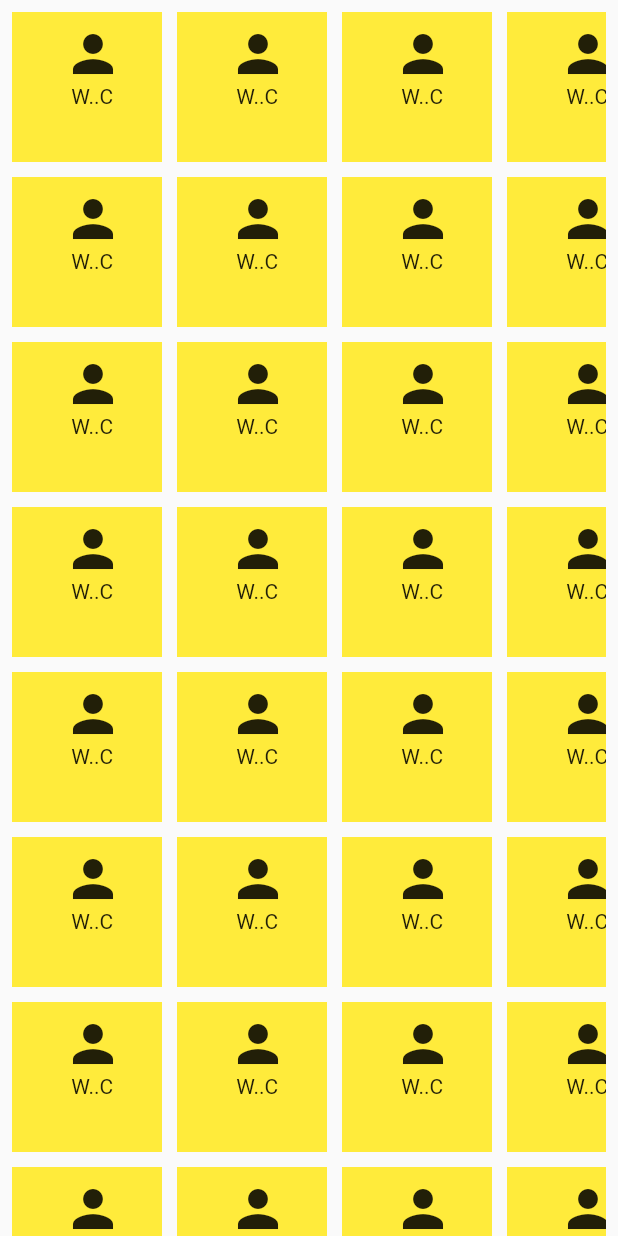
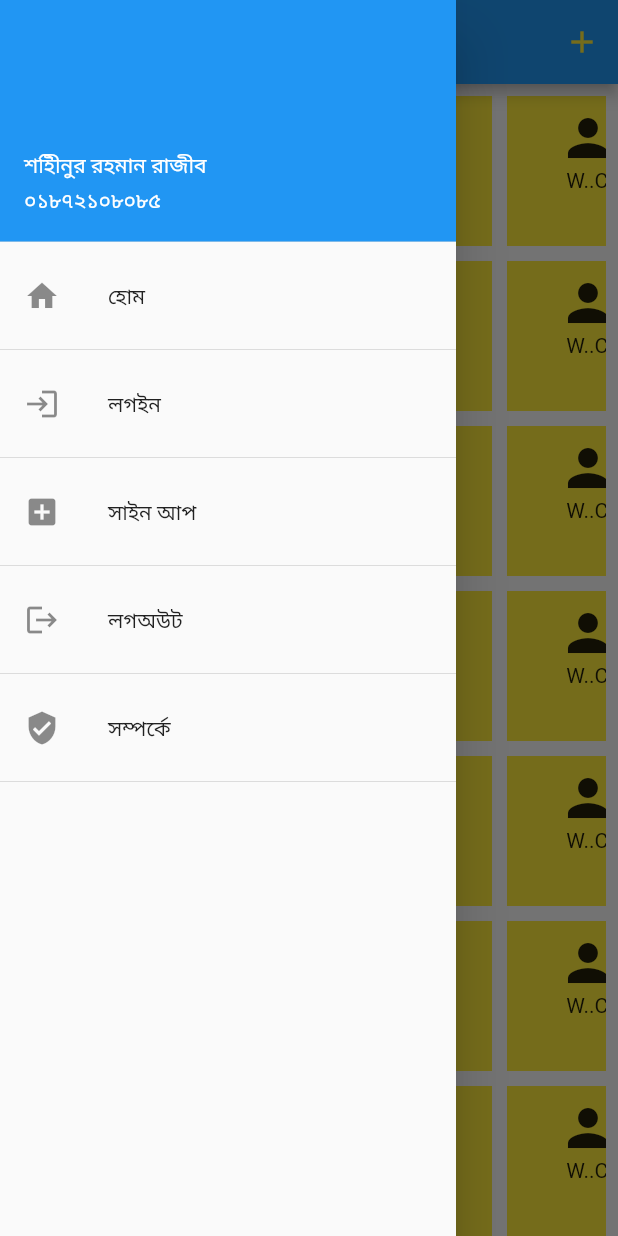
Before and after one commit to shahinurrahamanrajib/untitled1, a Flutter app: the MiniPage2 screen opened directly, with the side drawer open (before the commit the screen has no drawer), on a phone screen of 412 x 824 dp. Run offline on Flutter 3.47's test engine with Material 2 defaults, Android fonts, the phone set to English and light mode, and no system bars; our stand-ins replace liquid_swipe.

```diff
--- a/lib/HW21/MiniPage2.dart
+++ b/lib/HW21/MiniPage2.dart
@@ -1,4 +1,7 @@
 import 'package:flutter/material.dart';
+import 'package:untitled1/allapp.dart';
+import 'package:untitled1/homeee.dart';
+import 'package:untitled1/signup.dart';
 
 class MiniPage2 extends StatefulWidget {
   const MiniPage2({Key? key}) : super(key: key);
@@ -12,6 +15,71 @@ class _MiniPage2State extends State<MiniPage2> {
   Widget build(BuildContext context) {
     return SafeArea(
       child: Scaffold(
+          appBar: AppBar(
+            title: Center(
+                child: Text(
+                  "facebook",
+                  style: TextStyle(color: Colors.yellow, fontSize: 15),
+                )),
+            actions: <Widget>[
+              IconButton(
+                  icon: Icon(
+                    Icons.add,
+                    color: Colors.yellow,
+                  ),
+                  onPressed: () {
+                    Navigator.push(context,
+                        MaterialPageRoute(builder: (context) => Signup()));
+                  })
+            ],
+          ),
+          drawer: Drawer(
+            child: ListView(
+              children: <Widget>[
+                UserAccountsDrawerHeader(
+                  accountName: Text("শহিীনুর রহমান রাজীব"),
+                  accountEmail: Text("০১৮৭২১০৮০৮৫"),
+                ),
+                ListTile(
+                  onTap: () {
+                    Navigator.push(context,
+                        MaterialPageRoute(builder: (context) => MyApps()));
+                  },
+                  leading: Icon(Icons.home),
+                  title: Text("হোম"),
+                ),
+                Divider(),
+                ListTile(
+                  onTap: () {
+                    Navigator.push(
+                        context, MaterialPageRoute(builder: (context) => Home()));
+                  },
+                  leading: Icon(Icons.login),
+                  title: Text("লগইন"),
+                ),
+                Divider(),
+                ListTile(
+                  onTap: () {
+                    Navigator.push(context,
+                        MaterialPageRoute(builder: (context) => Signup()));
+                  },
+                  leading: Icon(Icons.add_box),
+                  title: Text("সাইন আপ"),
+                ),
+                Divider(),
+                ListTile(
+                  leading: Icon(Icons.logout),
+                  title: Text("লগঅউট"),
+                ),
+                Divider(),
+                ListTile(
+                  leading: Icon(Icons.verified_user),
+                  title: Text("সম্পর্কে"),
+                ),
+                Divider(),
+              ],
+            ),
+          ),
         body: SingleChildScrollView(
           child: Padding(
             padding: const EdgeInsets.all(8.0),
```
